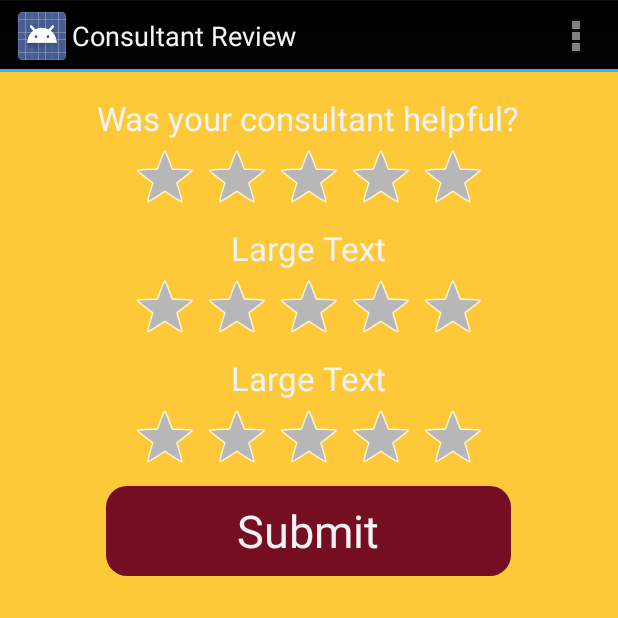
After one commit to emmax86/H4H_2014, an Android app: the Rating_Activity screen opened directly, with no data from a screen before it, on a phone screen of 412 x 824 dp, the top half of it. The commit adds this screen. Run offline under Robolectric (Android 15) with nearby library versions, the phone set to English and light mode, and no system bars.

Commit message:
added rating activity

```diff
--- a/android/app/src/main/AndroidManifest.xml
+++ b/android/app/src/main/AndroidManifest.xml
@@ -12,13 +12,18 @@
             android:label="@string/app_name" >
             <intent-filter>
                 <action android:name="android.intent.action.MAIN" />
+
                 <category android:name="android.intent.category.LAUNCHER" />
             </intent-filter>
         </activity>
         <activity
             android:name=".Chat_Activity"
             android:label="@string/title_activity_chat"
-            android:windowSoftInputMode="stateVisible|adjustResize">
+            android:windowSoftInputMode="stateVisible|adjustResize" >
+        </activity>
+        <activity
+            android:name=".Rating_Activity"
+            android:label="@string/title_activity_rating" >
         </activity>
     </application>
 
--- /dev/null
+++ b/android/app/src/main/java/com/stevex86/miletus/Rating_Activity.java
@@ -0,0 +1,36 @@
+package com.stevex86.miletus;
+
+import android.app.Activity;
+import android.os.Bundle;
+import android.view.Menu;
+import android.view.MenuItem;
+
+
+public class Rating_Activity extends Activity {
+
+    @Override
+    protected void onCreate(Bundle savedInstanceState) {
+        super.onCreate(savedInstanceState);
+        setContentView(R.layout.activity_rating);
+    }
+
+
+    @Override
+    public boolean onCreateOptionsMenu(Menu menu) {
+        // Inflate the menu; this adds items to the action bar if it is present.
+        getMenuInflater().inflate(R.menu.rating_, menu);
+        return true;
+    }
+
+    @Override
+    public boolean onOptionsItemSelected(MenuItem item) {
+        // Handle action bar item clicks here. The action bar will
+        // automatically handle clicks on the Home/Up button, so long
+        // as you specify a parent activity in AndroidManifest.xml.
+        int id = item.getItemId();
+        if (id == R.id.action_settings) {
+            return true;
+        }
+        return super.onOptionsItemSelected(item);
+    }
+}
--- a/android/app/src/main/res/drawable/buttonshape.xml
+++ b/android/app/src/main/res/drawable/buttonshape.xml
@@ -4,7 +4,7 @@
         android:radius="14dp"
         />
     <solid
-        android:color="#750E23"
+        android:color="@color/maroon"
         />
     <padding
         android:left="0dp"
--- a/android/app/src/main/res/layout/activity_login_.xml
+++ b/android/app/src/main/res/layout/activity_login_.xml
@@ -24,7 +24,7 @@
         android:id="@+id/goButton"
 
         android:text="Enter Chat"
-        android:textColor="#FFFFFF"
+        android:textColor="@color/white"
         android:textSize="30sp"
         android:onClick="goButtonClick"
         android:layout_width="270dp"
@@ -45,7 +45,7 @@
 
     <Button
         style="?android:attr/buttonStyleSmall"
-        android:textColor="#FFFFFF"
+        android:textColor="@color/white"
         android:layout_width="165dp"
         android:layout_height="25dp"
         android:background="@drawable/buttonshape"
@@ -64,7 +64,7 @@
     <CheckBox
         android:layout_width="wrap_content"
         android:layout_height="wrap_content"
-        android:textColor="#FFFFFF"
+        android:textColor="@color/white"
         android:text=" I agree"
         android:button="@drawable/checkboxshape"
         android:id="@+id/agreementCheckBox"
--- /dev/null
+++ b/android/app/src/main/res/layout/activity_rating.xml
@@ -0,0 +1,73 @@
+<RelativeLayout xmlns:android="http://schemas.android.com/apk/res/android"
+    xmlns:tools="http://schemas.android.com/tools"
+    android:layout_width="match_parent"
+    android:layout_height="match_parent"
+    android:paddingLeft="@dimen/activity_horizontal_margin"
+    android:paddingRight="@dimen/activity_horizontal_margin"
+    android:paddingTop="@dimen/activity_vertical_margin"
+    android:paddingBottom="@dimen/activity_vertical_margin"
+    tools:context="com.stevex86.miletus.Rating_Activity"
+    android:background="@color/gold">
+
+
+    <TextView
+        android:layout_width="wrap_content"
+        android:layout_height="wrap_content"
+        android:textAppearance="?android:attr/textAppearanceLarge"
+        android:text="Was your consultant helpful?"
+        android:id="@+id/question1"
+        android:layout_alignParentTop="true"
+        android:layout_centerHorizontal="true" />
+
+    <RatingBar
+        android:layout_width="wrap_content"
+        android:layout_height="wrap_content"
+        android:id="@+id/rating1"
+        android:layout_below="@+id/question1"
+        android:layout_centerHorizontal="true" />
+
+    <TextView
+        android:layout_width="wrap_content"
+        android:layout_height="wrap_content"
+        android:textAppearance="?android:attr/textAppearanceLarge"
+        android:text="Large Text"
+        android:id="@+id/question2"
+        android:layout_below="@+id/rating1"
+        android:layout_centerHorizontal="true" />
+
+    <RatingBar
+        android:layout_width="wrap_content"
+        android:layout_height="wrap_content"
+        android:id="@+id/rating2"
+        android:layout_below="@+id/question2"
+        android:layout_centerHorizontal="true" />
+
+    <TextView
+        android:layout_width="wrap_content"
+        android:layout_height="wrap_content"
+        android:textAppearance="?android:attr/textAppearanceLarge"
+        android:text="Large Text"
+        android:id="@+id/question3"
+        android:layout_below="@+id/rating2"
+        android:layout_centerHorizontal="true" />
+
+    <RatingBar
+        android:layout_width="wrap_content"
+        android:layout_height="wrap_content"
+        android:id="@+id/rating3"
+        android:layout_below="@+id/question3"
+        android:layout_centerHorizontal="true" />
+
+    <Button
+
+        android:text="Submit"
+        android:background="@drawable/buttonshape"
+        android:layout_width="wrap_content"
+        android:layout_height="wrap_content"
+        android:textSize="30sp"
+        android:id="@+id/submitRating"
+        android:layout_below="@+id/rating3"
+        android:layout_centerHorizontal="true" />
+
+
+</RelativeLayout>
--- /dev/null
+++ b/android/app/src/main/res/menu/rating_.xml
@@ -0,0 +1,8 @@
+<menu xmlns:android="http://schemas.android.com/apk/res/android"
+    xmlns:tools="http://schemas.android.com/tools"
+    tools:context="com.stevex86.miletus.Rating_Activity" >
+    <item android:id="@+id/action_settings"
+        android:title="@string/action_settings"
+        android:orderInCategory="100"
+        android:showAsAction="never" />
+</menu>
--- a/android/app/src/main/res/values/strings.xml
+++ b/android/app/src/main/res/values/strings.xml
@@ -1,11 +1,15 @@
 <?xml version="1.0" encoding="utf-8"?>
 <resources>
 
-    <string name="app_name">Miletus</string>
+    <string name="app_name">Pocket Buddy</string>
     <string name="title_activity_chat">Chat</string>
-    <string name="hello_world">Hello world!</string>
+    <string name="title_activity_rating">Consultant Review</string>
     <string name="action_settings">Settings</string>
-    <string name="title_activity_create__account_">Create_Account_Activity</string>
+
     <color name="gold">#FEC938</color>
+    <color name="maroon">#750E23</color>
+    <color name="white">#FFFFFF</color>
+
+    <string name="title_activity_rating_">Rating_Activity</string>
 
 </resources>
```
